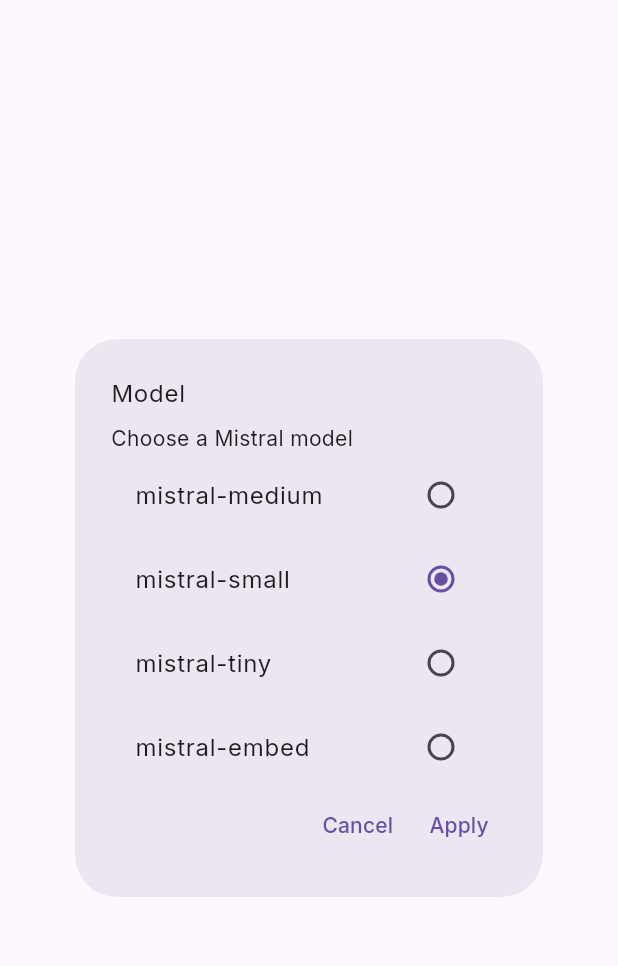
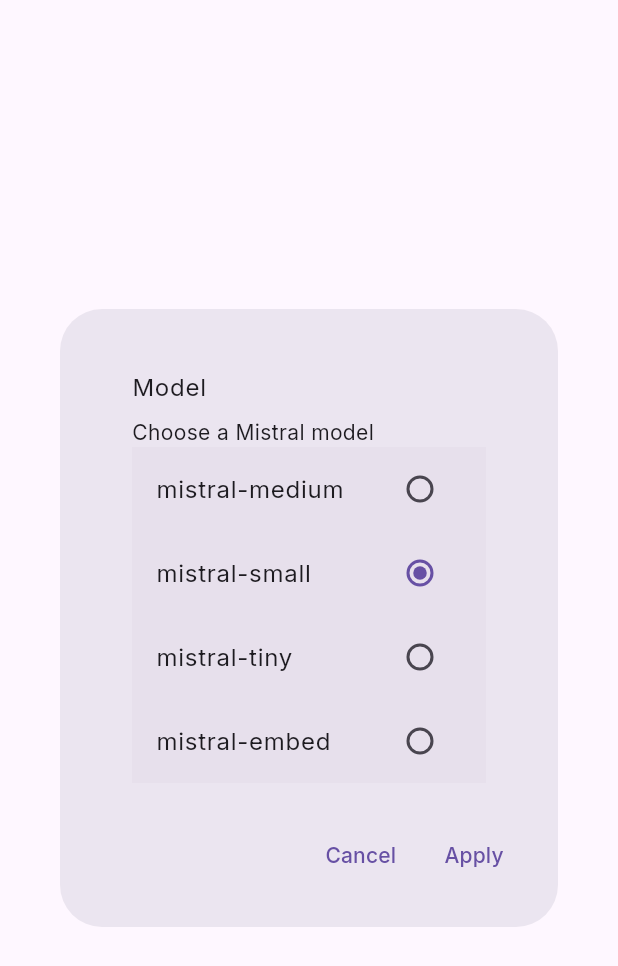
Before and after one commit to nomtek/flutter_ai_examples, a Flutter app: the SettingsDialog widget shown alone on an empty page, opened directly, on a phone screen of 412 x 824 dp. Shown: the top 966 px of the screen. Run offline on Flutter 3.47's test engine with Material 3 defaults, Android fonts, the phone set to English and light mode, and no system bars; our stand-ins replace go_router, google_fonts, material_symbols_icons, shared_preferences; missing offline and left inert: langchain, mistralai_client_dart; accounts and stored records are empty; key blocks and very long unbroken strings in the code were emptied for the run.

Commit message:
Refactor `DIalog` to `AlertDialog` in `BaseSettingsDialog`

```diff
--- a/lib/mistral_ai_summary_example/settings_dialogs.dart
+++ b/lib/mistral_ai_summary_example/settings_dialogs.dart
@@ -35,6 +35,7 @@
         children: MistralAIModel.values
             .map(
               (model) => RadioListTile<MistralAIModel>(
+                tileColor: Theme.of(context).colorScheme.surfaceVariant,
                 title: Text(
                   model.name,
                   maxLines: 1,
@@ -214,11 +215,12 @@
 
   @override
   Widget build(BuildContext context) {
-    return Dialog(
-      child: SizedBox(
+    return AlertDialog(
+      surfaceTintColor: Theme.of(context).colorScheme.surfaceVariant,
+      content: SizedBox(
         width: 312, // 312 is the width of the dialog in the design
         child: Padding(
-          padding: const EdgeInsets.all(24),
+          padding: const EdgeInsets.only(left: 24, right: 24, top: 24),
           child: Column(
             crossAxisAlignment: CrossAxisAlignment.start,
             mainAxisSize: MainAxisSize.min,
@@ -233,25 +235,20 @@
                 style: Theme.of(context).textTheme.bodyMedium,
               ),
               child,
-              Align(
-                alignment: Alignment.centerRight,
-                child: Wrap(
-                  children: [
-                    TextButton(
-                      onPressed: () => Navigator.of(context).pop(),
-                      child: const Text('Cancel'),
-                    ),
-                    TextButton(
-                      onPressed: onSettingChanged,
-                      child: const Text('Apply'),
-                    ),
-                  ],
-                ),
-              ),
             ],
           ),
         ),
       ),
+      actions: [
+        TextButton(
+          onPressed: () => Navigator.of(context).pop(),
+          child: const Text('Cancel'),
+        ),
+        TextButton(
+          onPressed: onSettingChanged,
+          child: const Text('Apply'),
+        ),
+      ],
     );
   }
 }
```
